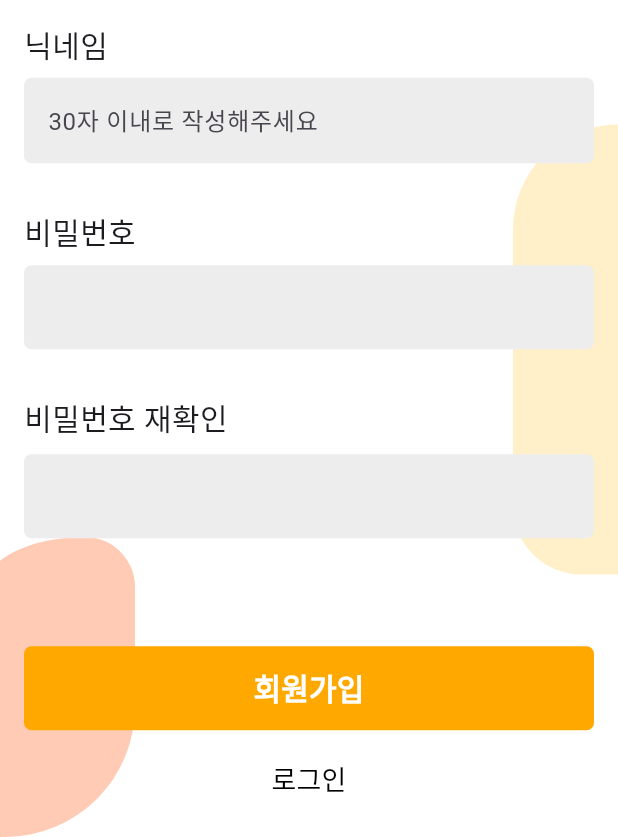
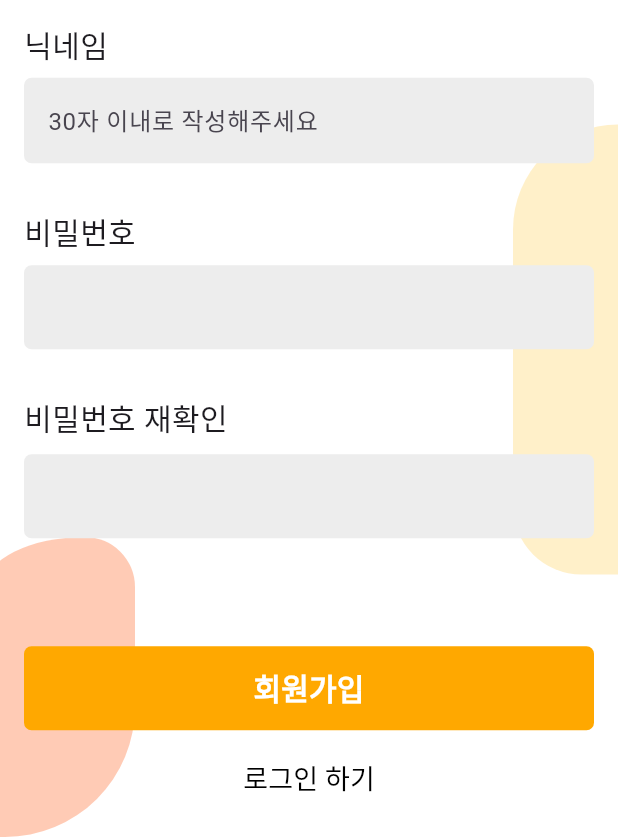
Before and after one commit to bluekmky1/family_note_app, a Flutter app: the SignUpView screen opened by its route, scrolled down 33 dp, on a phone screen of 412 x 824 dp, the part 399-1236 px from its top. Run offline on Flutter 3.47's test engine with Material 3 defaults, Android fonts, the phone set to English and light mode, and no system bars; our stand-ins replace dio, equatable, flutter_riverpod, go_router, pretty_dio_logger, retrofit; generated files the repository leaves out were written again; Roboto replaces fonts that are missing (Pretendard).

Commit message:
💄 로그인으로 돌아가기 버튼 UX 라이팅 변경

```diff
--- a/lib/ui/auth/sign_up/sign_up_view.dart
+++ b/lib/ui/auth/sign_up/sign_up_view.dart
@@ -125,7 +125,7 @@ class SignUpFormWidget extends StatelessWidget {
             },
             style: TextButton.styleFrom(),
             child: Text(
-              '로그인',
+              '로그인 하기',
               style: Typo.bMedium18.copyWith(
                 color: Colors.black,
               ),
```
